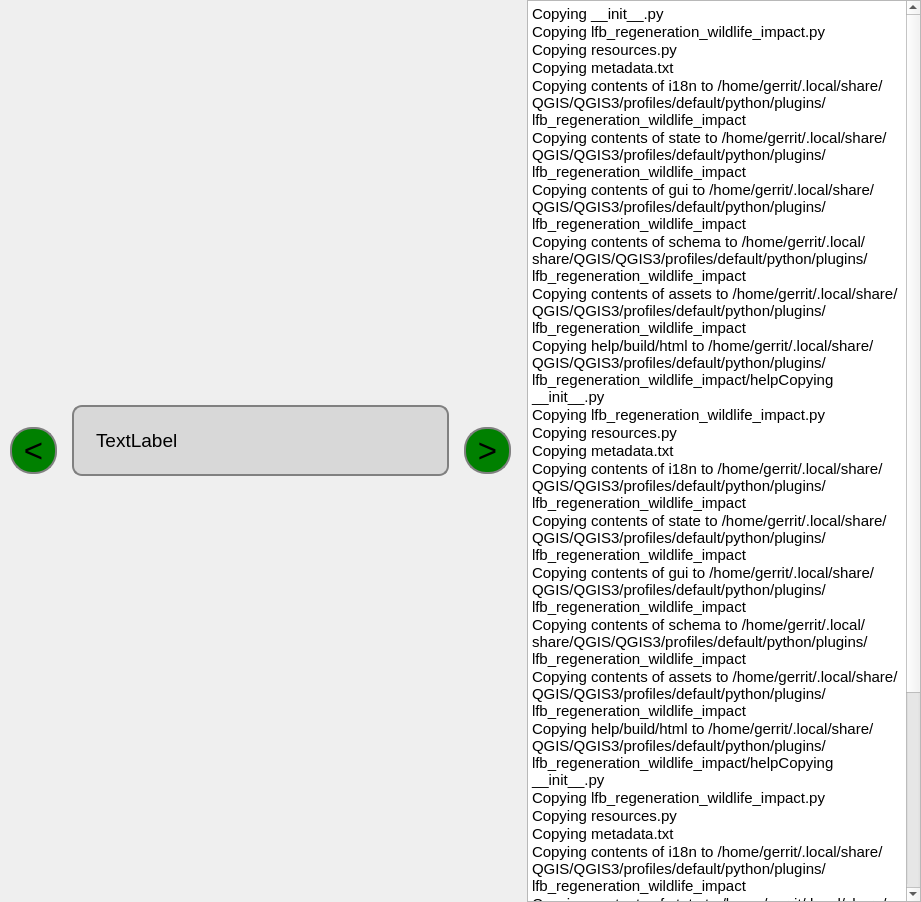
First picture: the form in lfb_regeneration_wildlife_impact/gui/form/views/tab_default.ui, repository b-lack/qgis-fim-plugin, before the edit.
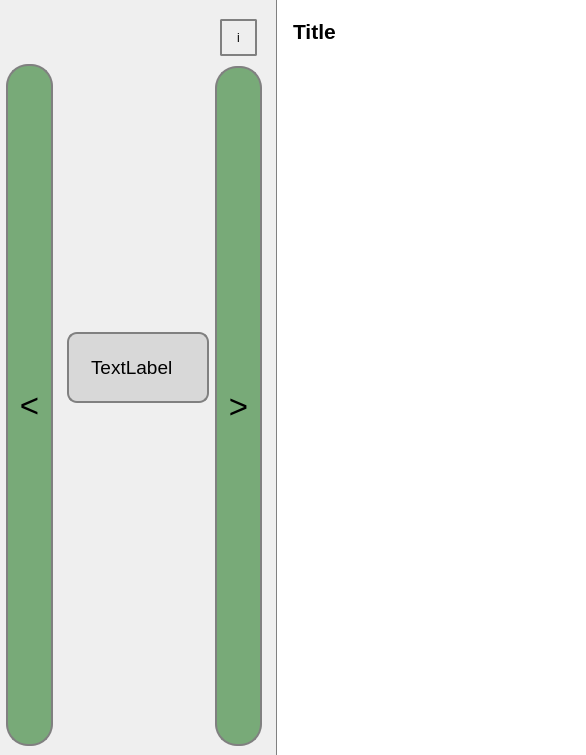
Second picture: the form after the edit.

What changed in the file:
```diff
--- a/lfb_regeneration_wildlife_impact/gui/form/views/tab_default.ui
+++ b/lfb_regeneration_wildlife_impact/gui/form/views/tab_default.ui
@@ -6,8 +6,8 @@
    <rect>
     <x>0</x>
     <y>0</y>
-    <width>921</width>
-    <height>902</height>
+    <width>586</width>
+    <height>755</height>
    </rect>
   </property>
   <property name="sizePolicy">
@@ -20,6 +20,9 @@
    <string>Form</string>
   </property>
   <layout class="QHBoxLayout" name="horizontalLayout_2">
+   <property name="spacing">
+    <number>0</number>
+   </property>
    <property name="leftMargin">
     <number>0</number>
    </property>
@@ -32,8 +35,42 @@
    <property name="bottomMargin">
     <number>0</number>
    </property>
+   <item>
+    <widget class="QWidget" name="verticalWidget_2" native="true">
+     <property name="styleSheet">
+      <string notr="true"/>
+     </property>
+     <layout class="QVBoxLayout" name="verticalLayout_5">
+      <property name="spacing">
+       <number>0</number>
+      </property>
+      <property name="leftMargin">
+       <number>1</number>
+      </property>
+      <item>
+       <spacer name="verticalSpacer_5">
+        <property name="orientation">
+         <enum>Qt::Vertical</enum>
+        </property>
+        <property name="sizeType">
+         <enum>QSizePolicy::Fixed</enum>
+        </property>
+        <property name="sizeHint" stdset="0">
+         <size>
+          <width>20</width>
+          <height>55</height>
+         </size>
+        </property>
+       </spacer>
+      </item>
    <item>
     <widget class="QToolButton" name="lfbTabBtnBack">
+        <property name="sizePolicy">
+         <sizepolicy hsizetype="Fixed" vsizetype="MinimumExpanding">
+          <horstretch>0</horstretch>
+          <verstretch>0</verstretch>
+         </sizepolicy>
+        </property>
      <property name="font">
       <font>
        <pointsize>25</pointsize>
@@ -44,17 +81,17 @@
      </property>
      <property name="styleSheet">
       <string notr="true">QToolButton{
-	margin-left: 10px;
+	margin: 0 5px;
 	padding: 10px;
 	border-radius: 22px;
 	border: 2px solid grey;
-	background-color: grey;
+	background-color: rgba(0,0,0,0.2);
 	width: 20px;
 	height: 20px;
 	background-color: grey;
 }
 QToolButton:enabled{
-	background-color: green;
+	background-color: rgba(0,100,0,0.5);
 }</string>
      </property>
      <property name="text">
@@ -62,6 +99,9 @@
      </property>
     </widget>
    </item>
+     </layout>
+    </widget>
+   </item>
    <item>
     <widget class="QScrollArea" name="lfbTabScroll">
      <property name="sizePolicy">
@@ -99,11 +139,23 @@
        <rect>
         <x>0</x>
         <y>0</y>
-        <width>395</width>
-        <height>902</height>
+        <width>166</width>
+        <height>755</height>
        </rect>
       </property>
       <layout class="QVBoxLayout" name="verticalLayout">
+       <property name="leftMargin">
+        <number>0</number>
+       </property>
+       <property name="topMargin">
+        <number>0</number>
+       </property>
+       <property name="rightMargin">
+        <number>0</number>
+       </property>
+       <property name="bottomMargin">
+        <number>0</number>
+       </property>
        <item>
         <widget class="QWidget" name="widget" native="true">
          <property name="sizePolicy">
@@ -164,22 +216,65 @@
           <number>0</number>
          </property>
          <property name="leftMargin">
-          <number>20</number>
+          <number>10</number>
          </property>
          <property name="topMargin">
-          <number>20</number>
+          <number>10</number>
          </property>
          <property name="rightMargin">
-          <number>20</number>
+          <number>10</number>
          </property>
+         <property name="bottomMargin">
+          <number>10</number>
+         </property>
         </layout>
        </item>
       </layout>
      </widget>
+    </widget>
+   </item>
+   <item>
+    <widget class="QWidget" name="verticalWidget" native="true">
+     <property name="styleSheet">
+      <string notr="true"/>
+     </property>
+     <layout class="QVBoxLayout" name="verticalLayout_4">
+      <property name="spacing">
+       <number>0</number>
+      </property>
+      <property name="leftMargin">
+       <number>1</number>
+      </property>
+      <item>
+       <widget class="QToolButton" name="lfbInfoButton">
+        <property name="cursor">
+         <cursorShape>PointingHandCursor</cursorShape>
+        </property>
+        <property name="styleSheet">
+         <string notr="true">QToolButton{
+	margin: 10px;
+	padding: 10px;
+	border-radius: 2px;
+	border: 2px solid grey;
+	background-color: grey;
+	width: 10px;
+	height: 10px;
+	background-color: #eee;
+}</string>
+        </property>
+        <property name="text">
+         <string>i</string>
+        </property>
     </widget>
    </item>
    <item>
     <widget class="QToolButton" name="lfbTabBtnFwd">
+        <property name="sizePolicy">
+         <sizepolicy hsizetype="Fixed" vsizetype="MinimumExpanding">
+          <horstretch>0</horstretch>
+          <verstretch>0</verstretch>
+         </sizepolicy>
+        </property>
      <property name="font">
       <font>
        <pointsize>25</pointsize>
@@ -190,17 +285,17 @@
      </property>
      <property name="styleSheet">
       <string notr="true">QToolButton{
-	margin-right: 10px;
+	margin: 0 5px;
 	padding: 10px;
 	border-radius: 22px;
 	border: 2px solid grey;
-	background-color: grey;
+	background-color: rgba(100,100,100,0.5);
 	width: 20px;
 	height: 20px;
 	background-color: grey;
 }
 QToolButton:enabled{
-	background-color: green;
+	background-color: rgba(0,100,0,0.5);
 }</string>
      </property>
      <property name="text">
@@ -211,6 +306,51 @@
      </property>
     </widget>
    </item>
+     </layout>
+    </widget>
+   </item>
+   <item>
+    <widget class="QWidget" name="lfbTabInfoWidget" native="true">
+     <property name="sizePolicy">
+      <sizepolicy hsizetype="Fixed" vsizetype="Preferred">
+       <horstretch>0</horstretch>
+       <verstretch>0</verstretch>
+      </sizepolicy>
+     </property>
+     <property name="styleSheet">
+      <string notr="true">QWidget#lfbTabInfoWidget{
+	background-color:#fff;
+	padding: 10px;
+	border-left: 1px solid grey;
+}</string>
+     </property>
+     <layout class="QVBoxLayout" name="lfbTabInfo">
+      <property name="spacing">
+       <number>0</number>
+      </property>
+      <property name="leftMargin">
+       <number>1</number>
+      </property>
+      <item>
+       <widget class="QLabel" name="label">
+        <property name="font">
+         <font>
+          <pointsize>16</pointsize>
+          <weight>75</weight>
+          <bold>true</bold>
+         </font>
+        </property>
+        <property name="styleSheet">
+         <string notr="true">margin:10px;</string>
+        </property>
+        <property name="text">
+         <string>Title</string>
+        </property>
+        <property name="wordWrap">
+         <bool>true</bool>
+        </property>
+       </widget>
+      </item>
    <item>
     <widget class="QTextBrowser" name="lfbInfoBox">
      <property name="sizePolicy">
@@ -221,7 +361,7 @@
      </property>
      <property name="minimumSize">
       <size>
-       <width>200</width>
+          <width>300</width>
        <height>0</height>
       </size>
      </property>
@@ -231,40 +371,25 @@
        <height>16777215</height>
       </size>
      </property>
+        <property name="font">
+         <font>
+          <pointsize>15</pointsize>
+         </font>
+        </property>
+        <property name="styleSheet">
+         <string notr="true">border:none;
+margin-left: 10px;</string>
+        </property>
      <property name="html">
       <string>&lt;!DOCTYPE HTML PUBLIC &quot;-//W3C//DTD HTML 4.0//EN&quot; &quot;http://www.w3.org/TR/REC-html40/strict.dtd&quot;&gt;
 &lt;html&gt;&lt;head&gt;&lt;meta name=&quot;qrichtext&quot; content=&quot;1&quot; /&gt;&lt;style type=&quot;text/css&quot;&gt;
 p, li { white-space: pre-wrap; }
-&lt;/style&gt;&lt;/head&gt;&lt;body style=&quot; font-family:'Ubuntu'; font-size:11pt; font-weight:400; font-style:normal;&quot;&gt;
-&lt;p style=&quot; margin-top:0px; margin-bottom:0px; margin-left:0px; margin-right:0px; -qt-block-indent:0; text-indent:0px;&quot;&gt;Copying __init__.py&lt;/p&gt;
-&lt;p style=&quot; margin-top:0px; margin-bottom:0px; margin-left:0px; margin-right:0px; -qt-block-indent:0; text-indent:0px;&quot;&gt;Copying lfb_regeneration_wildlife_impact.py&lt;/p&gt;
-&lt;p style=&quot; margin-top:0px; margin-bottom:0px; margin-left:0px; margin-right:0px; -qt-block-indent:0; text-indent:0px;&quot;&gt;Copying resources.py&lt;/p&gt;
-&lt;p style=&quot; margin-top:0px; margin-bottom:0px; margin-left:0px; margin-right:0px; -qt-block-indent:0; text-indent:0px;&quot;&gt;Copying metadata.txt&lt;/p&gt;
-&lt;p style=&quot; margin-top:0px; margin-bottom:0px; margin-left:0px; margin-right:0px; -qt-block-indent:0; text-indent:0px;&quot;&gt;Copying contents of i18n to /home/gerrit/.local/share/QGIS/QGIS3/profiles/default/python/plugins/lfb_regeneration_wildlife_impact&lt;/p&gt;
-&lt;p style=&quot; margin-top:0px; margin-bottom:0px; margin-left:0px; margin-right:0px; -qt-block-indent:0; text-indent:0px;&quot;&gt;Copying contents of state to /home/gerrit/.local/share/QGIS/QGIS3/profiles/default/python/plugins/lfb_regeneration_wildlife_impact&lt;/p&gt;
-&lt;p style=&quot; margin-top:0px; margin-bottom:0px; margin-left:0px; margin-right:0px; -qt-block-indent:0; text-indent:0px;&quot;&gt;Copying contents of gui to /home/gerrit/.local/share/QGIS/QGIS3/profiles/default/python/plugins/lfb_regeneration_wildlife_impact&lt;/p&gt;
-&lt;p style=&quot; margin-top:0px; margin-bottom:0px; margin-left:0px; margin-right:0px; -qt-block-indent:0; text-indent:0px;&quot;&gt;Copying contents of schema to /home/gerrit/.local/share/QGIS/QGIS3/profiles/default/python/plugins/lfb_regeneration_wildlife_impact&lt;/p&gt;
-&lt;p style=&quot; margin-top:0px; margin-bottom:0px; margin-left:0px; margin-right:0px; -qt-block-indent:0; text-indent:0px;&quot;&gt;Copying contents of assets to /home/gerrit/.local/share/QGIS/QGIS3/profiles/default/python/plugins/lfb_regeneration_wildlife_impact&lt;/p&gt;
-&lt;p style=&quot; margin-top:0px; margin-bottom:0px; margin-left:0px; margin-right:0px; -qt-block-indent:0; text-indent:0px;&quot;&gt;Copying help/build/html to /home/gerrit/.local/share/QGIS/QGIS3/profiles/default/python/plugins/lfb_regeneration_wildlife_impact/helpCopying __init__.py&lt;/p&gt;
-&lt;p style=&quot; margin-top:0px; margin-bottom:0px; margin-left:0px; margin-right:0px; -qt-block-indent:0; text-indent:0px;&quot;&gt;Copying lfb_regeneration_wildlife_impact.py&lt;/p&gt;
-&lt;p style=&quot; margin-top:0px; margin-bottom:0px; margin-left:0px; margin-right:0px; -qt-block-indent:0; text-indent:0px;&quot;&gt;Copying resources.py&lt;/p&gt;
-&lt;p style=&quot; margin-top:0px; margin-bottom:0px; margin-left:0px; margin-right:0px; -qt-block-indent:0; text-indent:0px;&quot;&gt;Copying metadata.txt&lt;/p&gt;
-&lt;p style=&quot; margin-top:0px; margin-bottom:0px; margin-left:0px; margin-right:0px; -qt-block-indent:0; text-indent:0px;&quot;&gt;Copying contents of i18n to /home/gerrit/.local/share/QGIS/QGIS3/profiles/default/python/plugins/lfb_regeneration_wildlife_impact&lt;/p&gt;
-&lt;p style=&quot; margin-top:0px; margin-bottom:0px; margin-left:0px; margin-right:0px; -qt-block-indent:0; text-indent:0px;&quot;&gt;Copying contents of state to /home/gerrit/.local/share/QGIS/QGIS3/profiles/default/python/plugins/lfb_regeneration_wildlife_impact&lt;/p&gt;
-&lt;p style=&quot; margin-top:0px; margin-bottom:0px; margin-left:0px; margin-right:0px; -qt-block-indent:0; text-indent:0px;&quot;&gt;Copying contents of gui to /home/gerrit/.local/share/QGIS/QGIS3/profiles/default/python/plugins/lfb_regeneration_wildlife_impact&lt;/p&gt;
-&lt;p style=&quot; margin-top:0px; margin-bottom:0px; margin-left:0px; margin-right:0px; -qt-block-indent:0; text-indent:0px;&quot;&gt;Copying contents of schema to /home/gerrit/.local/share/QGIS/QGIS3/profiles/default/python/plugins/lfb_regeneration_wildlife_impact&lt;/p&gt;
-&lt;p style=&quot; margin-top:0px; margin-bottom:0px; margin-left:0px; margin-right:0px; -qt-block-indent:0; text-indent:0px;&quot;&gt;Copying contents of assets to /home/gerrit/.local/share/QGIS/QGIS3/profiles/default/python/plugins/lfb_regeneration_wildlife_impact&lt;/p&gt;
-&lt;p style=&quot; margin-top:0px; margin-bottom:0px; margin-left:0px; margin-right:0px; -qt-block-indent:0; text-indent:0px;&quot;&gt;Copying help/build/html to /home/gerrit/.local/share/QGIS/QGIS3/profiles/default/python/plugins/lfb_regeneration_wildlife_impact/helpCopying __init__.py&lt;/p&gt;
-&lt;p style=&quot; margin-top:0px; margin-bottom:0px; margin-left:0px; margin-right:0px; -qt-block-indent:0; text-indent:0px;&quot;&gt;Copying lfb_regeneration_wildlife_impact.py&lt;/p&gt;
-&lt;p style=&quot; margin-top:0px; margin-bottom:0px; margin-left:0px; margin-right:0px; -qt-block-indent:0; text-indent:0px;&quot;&gt;Copying resources.py&lt;/p&gt;
-&lt;p style=&quot; margin-top:0px; margin-bottom:0px; margin-left:0px; margin-right:0px; -qt-block-indent:0; text-indent:0px;&quot;&gt;Copying metadata.txt&lt;/p&gt;
-&lt;p style=&quot; margin-top:0px; margin-bottom:0px; margin-left:0px; margin-right:0px; -qt-block-indent:0; text-indent:0px;&quot;&gt;Copying contents of i18n to /home/gerrit/.local/share/QGIS/QGIS3/profiles/default/python/plugins/lfb_regeneration_wildlife_impact&lt;/p&gt;
-&lt;p style=&quot; margin-top:0px; margin-bottom:0px; margin-left:0px; margin-right:0px; -qt-block-indent:0; text-indent:0px;&quot;&gt;Copying contents of state to /home/gerrit/.local/share/QGIS/QGIS3/profiles/default/python/plugins/lfb_regeneration_wildlife_impact&lt;/p&gt;
-&lt;p style=&quot; margin-top:0px; margin-bottom:0px; margin-left:0px; margin-right:0px; -qt-block-indent:0; text-indent:0px;&quot;&gt;Copying contents of gui to /home/gerrit/.local/share/QGIS/QGIS3/profiles/default/python/plugins/lfb_regeneration_wildlife_impact&lt;/p&gt;
-&lt;p style=&quot; margin-top:0px; margin-bottom:0px; margin-left:0px; margin-right:0px; -qt-block-indent:0; text-indent:0px;&quot;&gt;Copying contents of schema to /home/gerrit/.local/share/QGIS/QGIS3/profiles/default/python/plugins/lfb_regeneration_wildlife_impact&lt;/p&gt;
-&lt;p style=&quot; margin-top:0px; margin-bottom:0px; margin-left:0px; margin-right:0px; -qt-block-indent:0; text-indent:0px;&quot;&gt;Copying contents of assets to /home/gerrit/.local/share/QGIS/QGIS3/profiles/default/python/plugins/lfb_regeneration_wildlife_impact&lt;/p&gt;
-&lt;p style=&quot; margin-top:0px; margin-bottom:0px; margin-left:0px; margin-right:0px; -qt-block-indent:0; text-indent:0px;&quot;&gt;Copying help/build/html to /home/gerrit/.local/share/QGIS/QGIS3/profiles/default/python/plugins/lfb_regeneration_wildlife_impact/help&lt;/p&gt;&lt;/body&gt;&lt;/html&gt;</string>
-     </property>
+&lt;/style&gt;&lt;/head&gt;&lt;body style=&quot; font-family:'Ubuntu'; font-size:15pt; font-weight:400; font-style:normal;&quot;&gt;
+&lt;p style=&quot;-qt-paragraph-type:empty; margin-top:0px; margin-bottom:0px; margin-left:0px; margin-right:0px; -qt-block-indent:0; text-indent:0px;&quot;&gt;&lt;br /&gt;&lt;/p&gt;&lt;/body&gt;&lt;/html&gt;</string>
+        </property>
+       </widget>
+      </item>
+     </layout>
     </widget>
    </item>
   </layout>
```
Left out of the diff: 2 changed lines with no effect on the pictures. Lines whose indentation alone changed are shown as unchanged.
